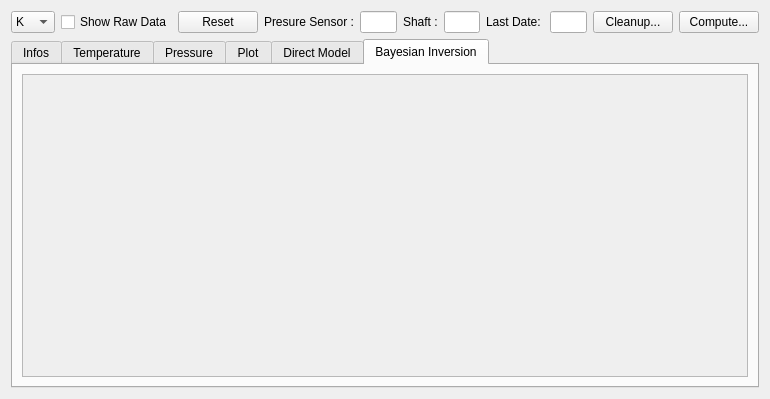
Old version of the form molonari_data/molonaviz/datapointview.ui in the repository leamailhol/MOLO-projet-interface.
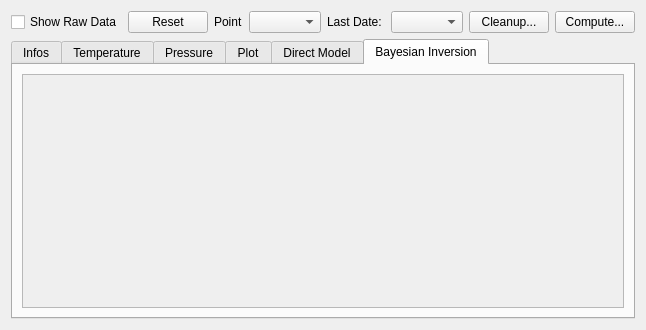
New version of the form. Icons and pictures are not drawn.

Patch:
```diff
--- a/molonari_data/molonaviz/datapointview.ui
+++ b/molonari_data/molonaviz/datapointview.ui
@@ -6,94 +6,58 @@
    <rect>
     <x>0</x>
     <y>0</y>
-    <width>770</width>
-    <height>399</height>
+    <width>554</width>
+    <height>330</height>
    </rect>
   </property>
   <property name="windowTitle">
    <string>Form</string>
   </property>
-  <layout class="QGridLayout" name="gridLayout_6">
+  <layout class="QGridLayout" name="gridLayout_5">
    <item row="0" column="0">
-    <layout class="QHBoxLayout" name="horizontalLayout" stretch="0,0,0,0,0,0,0,0,0,0,0">
-     <item>
-      <widget class="QComboBox" name="comboBox_TempUnit">
-       <item>
-        <property name="text">
-         <string>K</string>
-        </property>
-       </item>
-       <item>
-        <property name="text">
-         <string>°C</string>
-        </property>
-       </item>
-      </widget>
-     </item>
-     <item>
-      <widget class="QCheckBox" name="checkBox_Raw">
+    <layout class="QGridLayout" name="gridLayout_3">
+     <item row="0" column="0">
+      <widget class="QCheckBox" name="checkBox">
        <property name="text">
         <string>Show Raw Data</string>
        </property>
       </widget>
      </item>
-     <item>
+     <item row="0" column="1">
       <widget class="QPushButton" name="pushButtonReset">
        <property name="text">
         <string>Reset</string>
        </property>
       </widget>
      </item>
-     <item>
+     <item row="0" column="2">
       <widget class="QLabel" name="labelSensor">
        <property name="text">
-        <string>Presure Sensor :</string>
+        <string>Point</string>
        </property>
       </widget>
      </item>
-     <item>
-      <widget class="QLineEdit" name="lineEdit_Pressure">
-       <property name="readOnly">
-        <bool>true</bool>
-       </property>
-      </widget>
+     <item row="0" column="3">
+      <widget class="QComboBox" name="comboBoxSensor"/>
      </item>
-     <item>
-      <widget class="QLabel" name="labelSensor_2">
-       <property name="text">
-        <string>Shaft :</string>
-       </property>
-      </widget>
-     </item>
-     <item>
-      <widget class="QLineEdit" name="lineEdit_Shaft">
-       <property name="readOnly">
-        <bool>true</bool>
-       </property>
-      </widget>
-     </item>
-     <item>
+     <item row="0" column="4">
       <widget class="QLabel" name="label_2">
        <property name="text">
         <string>Last Date: </string>
        </property>
       </widget>
      </item>
-     <item>
-      <widget class="QLineEdit" name="lineEdit_Date">
-       <property name="readOnly">
-        <bool>true</bool>
-       </property>
-      </widget>
+     <item row="0" column="5">
+      <widget class="QComboBox" name="comboBoxDate"/>
      </item>
-     <item>
+     <item row="0" column="6">
       <widget class="QPushButton" name="pushButtonCleanup">
        <property name="text">
         <string>Cleanup...</string>
        </property>
       </widget>
      </item>
-     <item>
+     <item row="0" column="7">
       <widget class="QPushButton" name="pushButtonCompute">
        <property name="text">
         <string>Compute...</string>
@@ -249,7 +213,7 @@
       <attribute name="title">
        <string>Direct Model</string>
       </attribute>
-      <layout class="QGridLayout" name="gridLayout_3">
+      <layout class="QGridLayout" name="gridLayout_6">
        <item row="0" column="0">
         <widget class="QScrollArea" name="scrollArea_5">
          <property name="widgetResizable">
@@ -274,8 +238,8 @@
       <attribute name="title">
        <string>Bayesian Inversion</string>
       </attribute>
-      <layout class="QGridLayout" name="gridLayout_5">
-       <item row="0" column="0">
+      <layout class="QVBoxLayout" name="verticalLayout">
+       <item>
         <widget class="QScrollArea" name="scrollArea_9">
          <property name="widgetResizable">
           <bool>true</bool>
@@ -285,8 +249,8 @@
            <rect>
             <x>0</x>
             <y>0</y>
-            <width>726</width>
-            <height>304</height>
+            <width>522</width>
+            <height>256</height>
            </rect>
           </property>
           <layout class="QVBoxLayout" name="layoutInversion"/>
```
Left out of the diff: 17 changed lines with no effect on the pictures.
